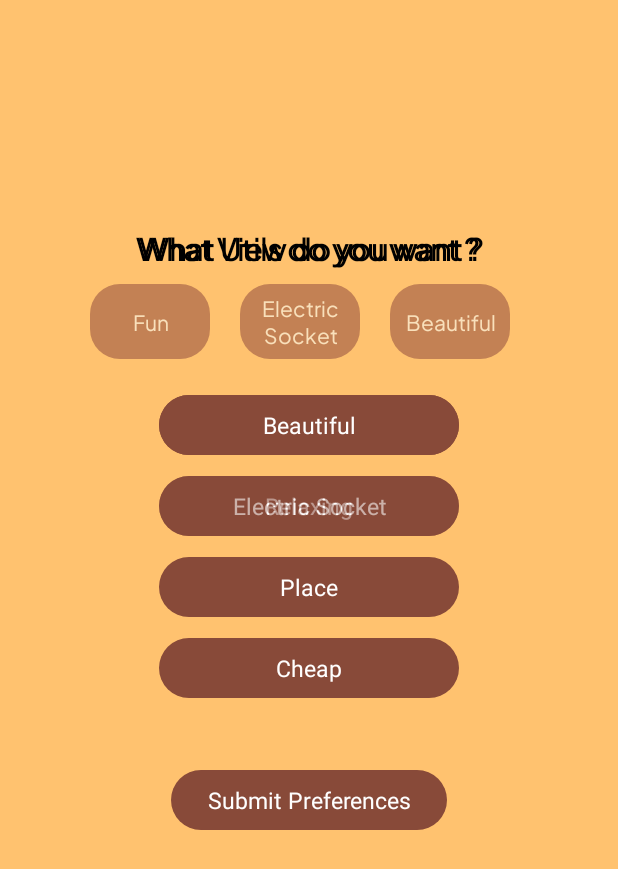
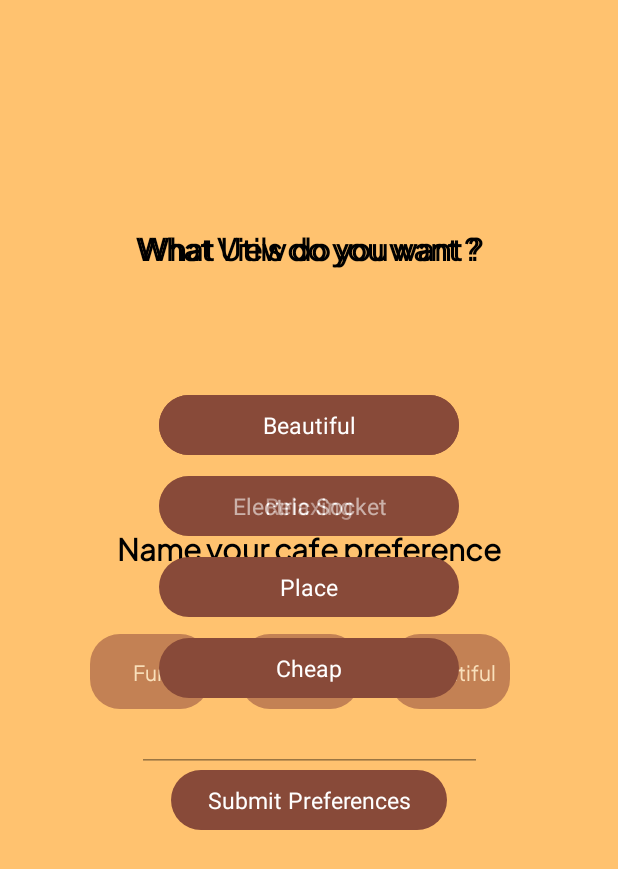
Before and after one commit to Bangkit-Capstone-C23-PS256/Kaffeehaus_Mobile_Development, an Android app: the QuizActivity screen opened directly, with no data from a screen before it, after a tap on "Wifi", on a phone screen of 412 x 824 dp. Shown: the top 869 px of the screen. Run offline under Robolectric (Android 15) with nearby library versions, the phone set to English and light mode, and no system bars; 2 other taps on this screen came first.

Commit message:
[UPDATE] Adding slide down animation on Quiz

```diff
--- a/app/src/main/java/com/iqbaltio/kaffeehaus/activity/QuizActivity.kt
+++ b/app/src/main/java/com/iqbaltio/kaffeehaus/activity/QuizActivity.kt
@@ -7,6 +7,7 @@ import androidx.appcompat.app.AppCompatActivity
 import android.os.Bundle
 import android.util.Log
 import android.view.View
+import android.view.animation.TranslateAnimation
 import android.widget.Toast
 import androidx.activity.viewModels
 import androidx.core.content.ContextCompat
@@ -129,15 +130,23 @@ class QuizActivity : AppCompatActivity() {
     }
 
     private fun playAnimation3(){
-        val tvOption3 = ObjectAnimator.ofFloat(binding.tvOption3, View.ALPHA, 1f).setDuration(800)
-        val option31Btn = ObjectAnimator.ofFloat(binding.option31, View.ALPHA, 0f).setDuration(500)
-        val option32Btn = ObjectAnimator.ofFloat(binding.option32, View.ALPHA, 0f).setDuration(500)
-        val option33Btn = ObjectAnimator.ofFloat(binding.option33, View.ALPHA, 0f).setDuration(500)
-        val option34Btn = ObjectAnimator.ofFloat(binding.option34, View.ALPHA, 0f).setDuration(500)
+        val tvOption3 = ObjectAnimator.ofFloat(binding.tvOption3, View.ALPHA, 1f).setDuration(100)
+        val option31Btn = ObjectAnimator.ofFloat(binding.option31, View.ALPHA, 0f).setDuration(200)
+        val option32Btn = ObjectAnimator.ofFloat(binding.option32, View.ALPHA, 0f).setDuration(200)
+        val option33Btn = ObjectAnimator.ofFloat(binding.option33, View.ALPHA, 0f).setDuration(200)
+        val option34Btn = ObjectAnimator.ofFloat(binding.option34, View.ALPHA, 0f).setDuration(200)
+        val txtViewQuest = ObjectAnimator.ofFloat(binding.QuizTextView3, View.ALPHA, 0f).setDuration(200)
+        val prefName = ObjectAnimator.ofFloat(binding.quizPreference, View.ALPHA, 1f).setDuration(800)
         binding.edNamePreferensi.visibility = View.VISIBLE
         val edNamePref = ObjectAnimator.ofFloat(binding.edNamePreferensi, View.ALPHA, 1f).setDuration(500)
+
+        binding.quizPreference.animate().translationYBy(300F).duration = 500
+        binding.tvOption1.animate().translationYBy(350F).duration = 800
+        binding.tvOption2.animate().translationYBy(350F).duration = 800
+        binding.tvOption3.animate().translationYBy(350F).duration = 800
+
         AnimatorSet().apply {
-            playSequentially(tvOption3, option31Btn, option32Btn, option33Btn, option34Btn, edNamePref)
+            playSequentially(tvOption3, option31Btn, option32Btn, option33Btn, option34Btn, txtViewQuest, prefName, edNamePref)
             start()
         }
     }
--- a/app/src/main/res/layout/activity_quiz.xml
+++ b/app/src/main/res/layout/activity_quiz.xml
@@ -12,12 +12,28 @@
         android:id="@+id/edNamePreferensi"
         android:layout_width="230dp"
         android:layout_height="wrap_content"
+        android:layout_marginTop="160dp"
+        android:alpha="0"
         android:visibility="gone"
+        app:layout_constraintBottom_toBottomOf="parent"
+        app:layout_constraintEnd_toEndOf="parent"
+        app:layout_constraintStart_toStartOf="parent"
+        app:layout_constraintTop_toTopOf="parent" />
+
+    <TextView
+        android:id="@+id/quizPreference"
+        android:layout_width="wrap_content"
+        android:layout_height="wrap_content"
+        android:layout_marginTop="150dp"
+        android:fontFamily="@font/plusjakartasans"
+        android:text="Name your cafe preference"
+        android:textColor="@color/black"
+        android:textSize="20sp"
+        android:textStyle="bold"
         android:alpha="0"
+        app:layout_constraintEnd_toEndOf="parent"
         app:layout_constraintStart_toStartOf="parent"
-        app:layout_constraintEnd_toEndOf="parent"
-        app:layout_constraintBottom_toBottomOf="parent"
-        app:layout_constraintTop_toTopOf="parent"/>
+        app:layout_constraintTop_toTopOf="parent" />
 
     <TextView
         android:id="@+id/QuizTextView"
@@ -29,6 +45,7 @@
         android:textColor="@color/black"
         android:textSize="20sp"
         android:textStyle="bold"
+        android:alpha="1"
         app:layout_constraintEnd_toEndOf="parent"
         app:layout_constraintStart_toStartOf="parent"
         app:layout_constraintTop_toTopOf="parent" />
@@ -122,6 +139,7 @@
         android:layout_marginTop="20dp"
         android:text="@string/option_1_vibe"
         android:textSize="15sp"
+        android:alpha="1"
         app:layout_constraintEnd_toEndOf="parent"
         app:layout_constraintStart_toStartOf="parent"
         app:layout_constraintTop_toBottomOf="@id/tvOption1" />
@@ -162,6 +180,7 @@
         android:layout_marginTop="6dp"
         android:text="@string/option_2_vibe"
         android:textSize="15sp"
+        android:alpha="1"
         app:layout_constraintEnd_toEndOf="parent"
         app:layout_constraintStart_toStartOf="parent"
         app:layout_constraintTop_toBottomOf="@id/option1" />
@@ -203,6 +222,7 @@
         android:layout_marginTop="6dp"
         android:text="@string/option_3_vibe"
         android:textSize="15sp"
+        android:alpha="1"
         app:layout_constraintEnd_toEndOf="parent"
         app:layout_constraintStart_toStartOf="parent"
         app:layout_constraintTop_toBottomOf="@id/option2" />
@@ -243,6 +263,7 @@
         android:layout_marginTop="6dp"
         android:text="@string/option_4_vibe"
         android:textSize="15sp"
+        android:alpha="1"
         app:layout_constraintEnd_toEndOf="parent"
         app:layout_constraintStart_toStartOf="parent"
         app:layout_constraintTop_toBottomOf="@id/option3" />
```
